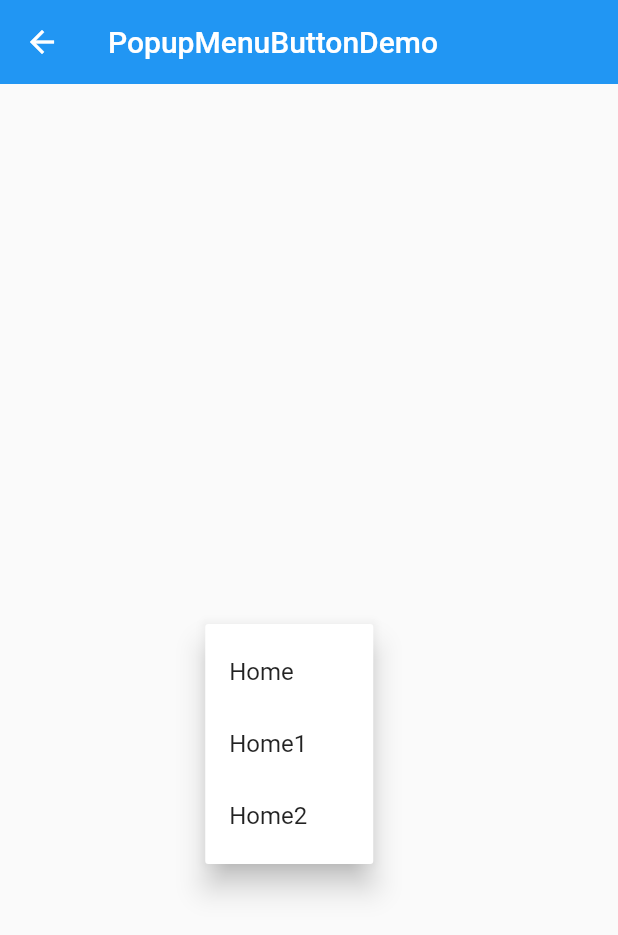
After one commit to liubang0909/flutter_helloworld, a Flutter app: the PopupMenuButtonDemo screen opened directly, after a tap on the "more vert" icon, on a phone screen of 412 x 824 dp. The commit adds this screen. Shown: the top 935 px of the screen. Run offline on Flutter 3.47's test engine with Material 2 defaults, Android fonts, the phone set to English and light mode, and no system bars.

Commit message:
PopupMenuButton
PopupMenuButton

```diff
--- a/flutter_helloworld/lib/demo/material_components.dart
+++ b/flutter_helloworld/lib/demo/material_components.dart
@@ -1,6 +1,7 @@
 import 'package:flutter/material.dart';
 import '../demo/button_demo.dart';
-import '../demo//float_action_button_demo.dart';
+import '../demo/float_action_button_demo.dart';
+import '../demo/popup_menu_button_demo.dart';
 
 class MaterialComponents extends StatelessWidget {
   const MaterialComponents({Key key}) : super(key: key);
@@ -22,6 +23,10 @@ class MaterialComponents extends StatelessWidget {
             ListItem(
               title: 'ButtonDemo',
               page: ButtonDemo(),
+            ),
+            ListItem(
+              title: 'PopupMenuButtonDemo',
+              page: PopupMenuButtonDemo(),
             )
           ],
         ),
--- /dev/null
+++ b/flutter_helloworld/lib/demo/popup_menu_button_demo.dart
@@ -0,0 +1,50 @@
+import 'package:flutter/material.dart';
+
+class PopupMenuButtonDemo extends StatefulWidget {
+  PopupMenuButtonDemo({Key key}) : super(key: key);
+
+  @override
+  _PopupMenuButtonDemoState createState() => _PopupMenuButtonDemoState();
+}
+
+class _PopupMenuButtonDemoState extends State<PopupMenuButtonDemo> {
+  String _currentMenuItem = 'Home';
+
+  @override
+  Widget build(BuildContext context) {
+    return Container(
+      child: Scaffold(
+        appBar: AppBar(
+          title: Text("PopupMenuButtonDemo"),
+          elevation: 0,
+        ),
+        body: Container(
+          padding: EdgeInsets.all(16),
+          child: Column(
+            mainAxisAlignment: MainAxisAlignment.center,
+            children: [
+              Row(
+                mainAxisAlignment: MainAxisAlignment.center,
+                children: [
+                  Text(_currentMenuItem),
+                  PopupMenuButton(
+                      onSelected: (value) {
+                        debugPrint(value);
+                        setState(() {
+                          _currentMenuItem = value;
+                        });
+                      },
+                      itemBuilder: (context) => [
+                            PopupMenuItem(value: 'Home', child: Text('Home')),
+                            PopupMenuItem(value: 'Home1', child: Text('Home1')),
+                            PopupMenuItem(value: 'Home2', child: Text('Home2')),
+                          ])
+                ],
+              )
+            ],
+          ),
+        ),
+      ),
+    );
+  }
+}
```
